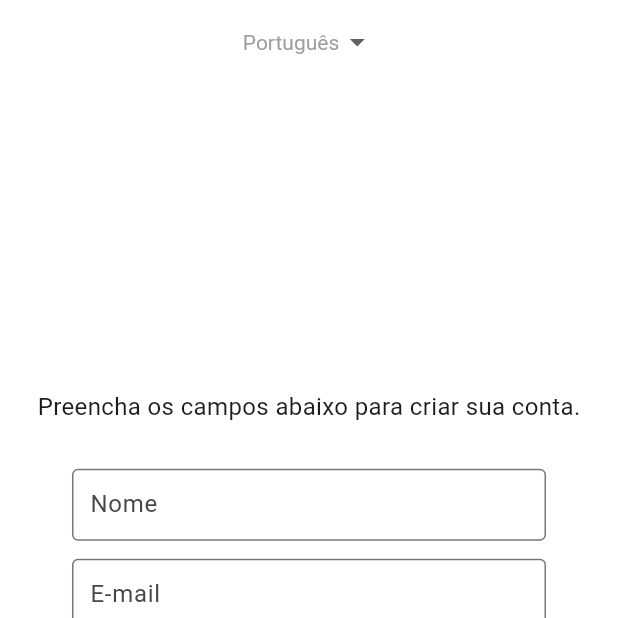
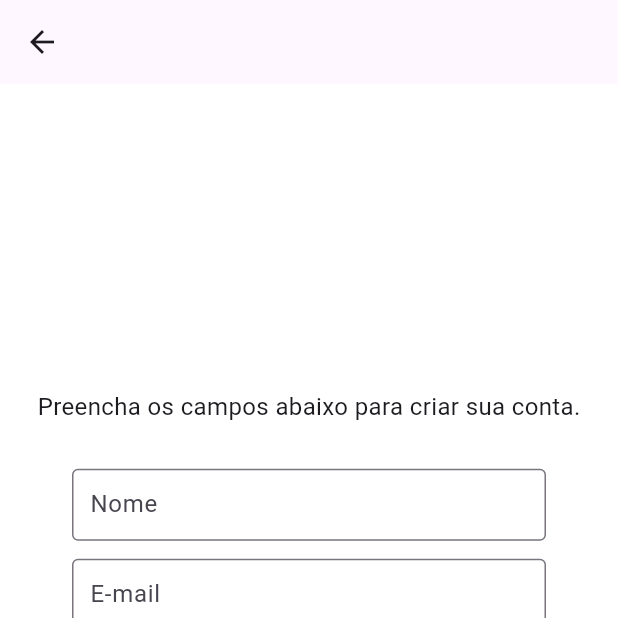
Before and after one commit to NbMiranda/PhotoSaver, a Flutter app: the SignInPage screen opened directly, on a phone screen of 412 x 824 dp, the top half of it. Run offline on Flutter 3.47's test engine with Material 3 defaults, Android fonts, the phone set to English and light mode, and no system bars; our stand-ins replace font_awesome_flutter.

Commit message:
adicionando back

```diff
--- a/lib/modules/signin/signin_page.dart
+++ b/lib/modules/signin/signin_page.dart
@@ -59,7 +59,9 @@ class _SignInPageState extends State<SignInPage> {
   @override
   Widget build(BuildContext context) {
     return Scaffold(
-      appBar: appBar(),
+      appBar: AppBar(
+
+      ),
       backgroundColor: Colors.white,
       body: body(context),
     );
```
Also changed, not shown: 2 other files.
